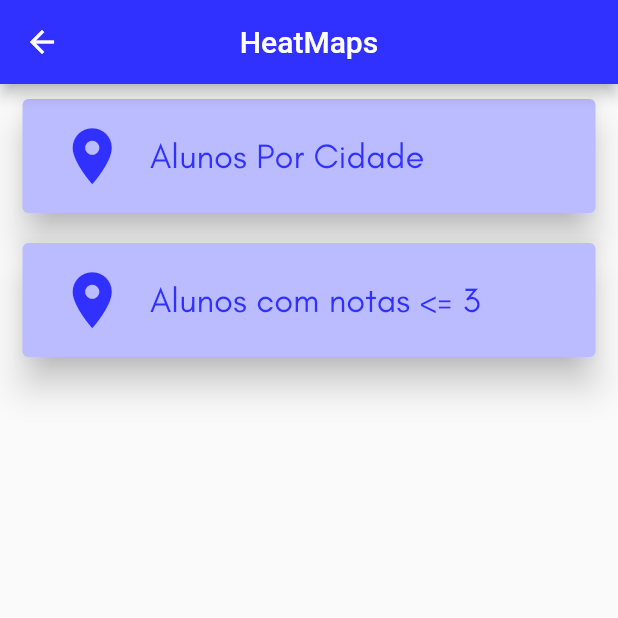
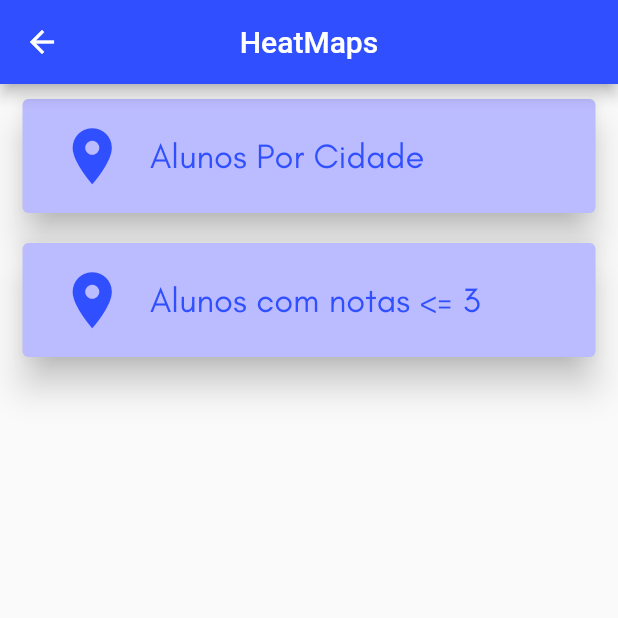
Before and after one commit to UFRPE-ODG/Pr-totipo, a Flutter app: the MenuHeat screen opened directly, on a phone screen of 412 x 824 dp, the top half of it. Run offline on Flutter 3.47's test engine with Material 2 defaults, Android fonts, the phone set to English and light mode, and no system bars; our stand-ins replace progress_dialog, simple_animations, splashscreen, sqflite; missing offline and left inert: commons, google_maps_flutter_heatmap; accounts and stored records are empty.

Commit message:
Update Cores

```diff
--- a/lib/App/Destinos/MenuHeatmaps.dart
+++ b/lib/App/Destinos/MenuHeatmaps.dart
@@ -18,7 +18,7 @@ class _MenuHeatState extends State<MenuHeat> {
       appBar: AppBar(
         title: Text("HeatMaps"),
         centerTitle: true,
-        backgroundColor: Color(0xFF3030ff),
+        backgroundColor: Color(0xFF3050ff),
       ),
 
       body: Center(
@@ -39,13 +39,13 @@ class _MenuHeatState extends State<MenuHeat> {
                       child: ListTile(
 
                         leading: Icon(Icons.place,
-                          color: Color(0xFF3030ff),
+                          color: Color(0xFF3050ff),
                           size: 45.0,
                         ),
 
                         title: Text('Alunos Por Cidade',
                           style: style.copyWith(
-                            color: Color(0xFF3030ff),
+                            color: Color(0xFF3050ff),
                             fontSize: 23.0,
                           ),
                         ),
@@ -72,13 +72,13 @@ class _MenuHeatState extends State<MenuHeat> {
                       child: ListTile(
 
                         leading: Icon(Icons.place,
-                          color: Color(0xFF3030ff),
+                          color: Color(0xFF3050ff),
                           size: 45.0,
                         ),
 
                         title: Text('Alunos com notas <= 3',
                           style: style.copyWith(
-                            color: Color(0xFF3030ff),
+                            color: Color(0xFF3050ff),
                             fontSize: 23.0,
                           ),
                         ),
```
